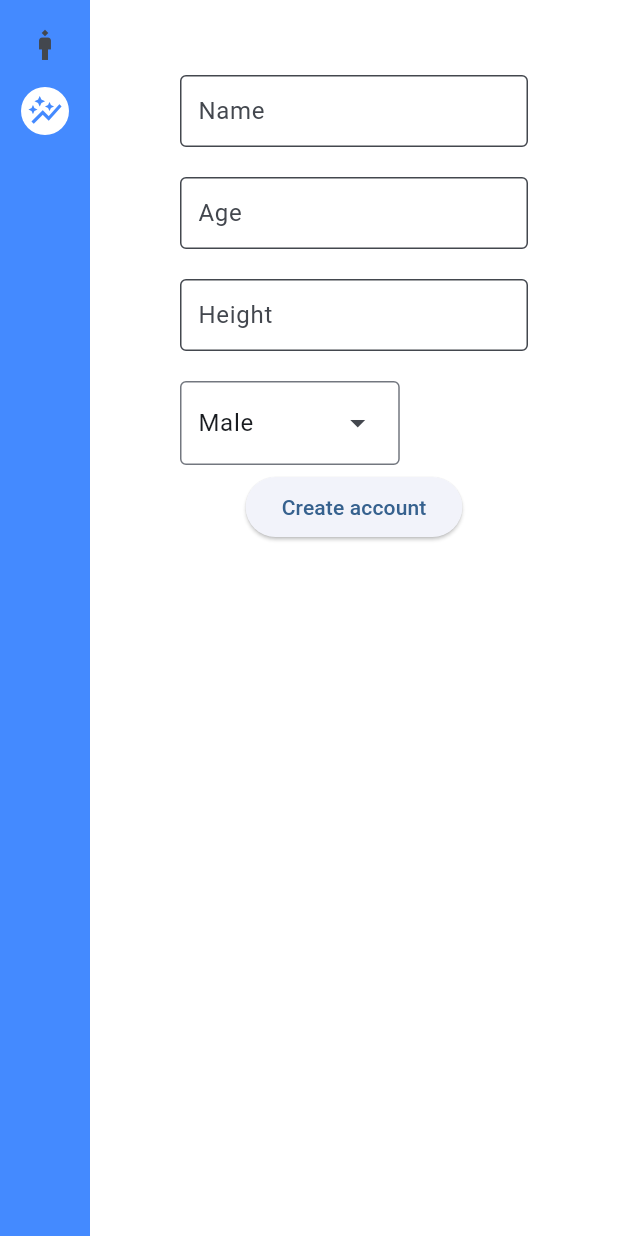
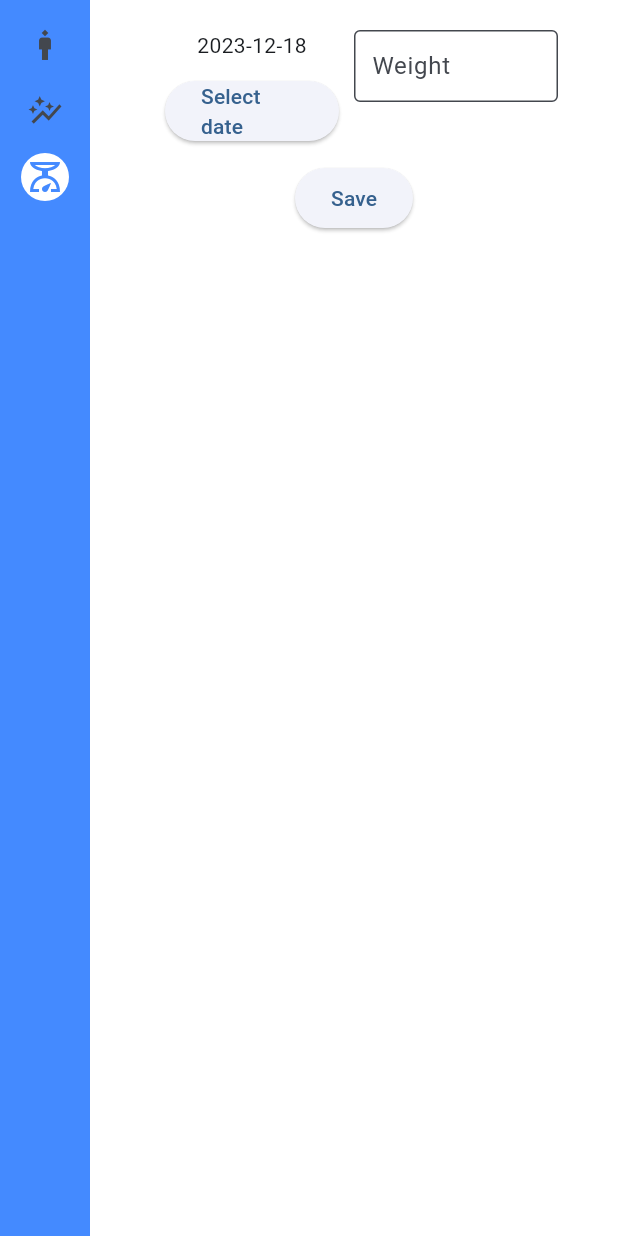
Before and after one commit to TuomasL96/WeightLossHelper, a Flutter app: the screen it shows after launch, after a tap on "Weight", on a phone screen of 412 x 824 dp. Run offline on Flutter 3.47's test engine with Material 3 defaults, Android fonts, the phone set to English and light mode, and no system bars; our stand-ins replace flutter_mobx, mobx, objectbox; missing offline and left inert: dart:ffi, validators2; generated files the repository leaves out were written again.

Commit message:
Start work on weigh in menu

```diff
--- a/lib/main.dart
+++ b/lib/main.dart
@@ -1,5 +1,6 @@
 import 'package:flutter/material.dart';
 import 'package:open_weight_tracker/user_repository.dart';
+import 'package:open_weight_tracker/weigh_in_menu.dart';
 import 'user_creation_menu.dart';
 import 'main_user_menu.dart';
 import 'objectbox_store.dart';
@@ -55,11 +56,13 @@ class _MyHomePageState extends State<MyHomePage> {
     Widget page;
     switch (selectedIndex) {
       case 0:
-        page = UserMainMenu();
+        page = const UserMainMenu();
         break;
       case 1:
         page = UserProfileCreatorMenu();
         break;
+      case 2:
+        page = const WeightInForm();
       default:
         throw UnimplementedError('no widget for $selectedIndex');
     }
@@ -93,7 +96,15 @@ class _MyHomePageState extends State<MyHomePage> {
                       Icons.auto_graph_outlined,
                       color: Colors.blueAccent,
                     ),
-                    icon: Icon(Icons.auto_graph_sharp),
+                    icon: Icon(Icons.auto_graph_outlined),
+                    label: Text('Graphs'),
+                  ),
+                  NavigationRailDestination(
+                    selectedIcon: Icon(
+                      Icons.scale_outlined,
+                      color: Colors.blueAccent,
+                    ),
+                    icon: Icon(Icons.scale_outlined),
                     label: Text('Weight'),
                   ),
                 ],
--- a/lib/models.dart
+++ b/lib/models.dart
@@ -11,19 +11,17 @@ class User {
   String height;
   bool isMale;
   bool isCurrentUser;
-  List<WeightIn>? weightIns;
+  List<WeighIn>? weighIns;
 
   User(this.name, this.age, this.height, this.isMale, this.isCurrentUser,
       {this.id = 0});
 }
 
 @Entity()
-class WeightIn {
+class WeighIn {
   int? id;
-  int weight;
-
-  @Property(type: PropertyType.date)
+  double weight;
   DateTime date;
 
-  WeightIn(this.weight, this.date, {this.id = 0});
+  WeighIn(this.date, this.weight, {this.id = 0});
 }
--- a/lib/objectbox_store.dart
+++ b/lib/objectbox_store.dart
@@ -6,12 +6,12 @@ import 'objectbox.g.dart'; // created by `flutter pub run build_runner build`
 class ObjectBox {
   late final Store store;
   late final Box<User> userBox;
-  late final Box<WeightIn> weightInBox;
+  late final Box<WeighIn> weighInBox;
 
   ObjectBox._create(this.store) {
     // Add any additional setup code, e.g. build queries.
     userBox = Box<User>(store);
-    weightInBox = Box<WeightIn>(store);
+    weighInBox = Box<WeighIn>(store);
   }
 
   /// Create an instance of ObjectBox to use throughout the app.
--- a/lib/user_profile_form.dart
+++ b/lib/user_profile_form.dart
@@ -1,4 +1,3 @@
-import 'dart:ffi';
 import 'package:mobx/mobx.dart';
 import 'package:open_weight_tracker/main.dart';
 import 'package:open_weight_tracker/models.dart';
@@ -44,7 +43,7 @@ abstract class _FormStore with Store {
     validateHeight(height);
     validateUsername(name);
     if (canLogin) {
-      userRepository.save(User(name, age, height, isMale, false));
+      userRepository.saveUser(User(name, age, height, isMale, false));
     } else {
       return;
     }
--- a/lib/user_repository.dart
+++ b/lib/user_repository.dart
@@ -6,7 +6,7 @@ import 'models.dart';
 class UserRepository {
   late User currentUser = getCurrentUserFromDB();
 
-  void save(User user) {
+  void saveUser(User user) {
     if (getUserByName(user.name) != null) {
       throw Error();
     } else {
@@ -14,7 +14,7 @@ class UserRepository {
     }
   }
 
-  void saveMany(List<User> users) {
+  void saveManyUsers(List<User> users) {
     objectBox.userBox.putMany(users);
   }
 
@@ -47,7 +47,7 @@ class UserRepository {
     User newCurrentUser = user;
     newCurrentUser.isCurrentUser == true;
     oldCurrentUser.isCurrentUser == false;
-    saveMany([oldCurrentUser, newCurrentUser]);
+    saveManyUsers([oldCurrentUser, newCurrentUser]);
   }
 
   User? getUserById(int id) => objectBox.userBox.get(id);
@@ -68,5 +68,9 @@ class UserRepository {
       return false;
     }
   }
+
+  void saveWeighIn(DateTime date, double weight) {
+    currentUser.weighIns!.add(WeighIn(date, weight));
+  }
 }
 // docker run --rm -it --volume F:\"System User folders"\Tiedostot\weight_loss_obx-store:/db --publish 8081:8081 objectboxio/admin:latest
--- /dev/null
+++ b/lib/weigh_in_form.dart
@@ -0,0 +1,71 @@
+import 'dart:ffi';
+import 'package:flutter/material.dart';
+import 'package:mobx/mobx.dart';
+import 'package:open_weight_tracker/main.dart';
+part 'weigh_in_form.g.dart';
+
+class WeightFormStore = _WeightFormStore with _$WeightFormStore;
+
+abstract class _WeightFormStore with Store {
+  final WeighInFormErrorState error = WeighInFormErrorState();
+
+  @observable
+  DateTime date = DateTime.now();
+
+  @observable
+  double weight = 0.0;
+
+  @computed
+  bool get canSubmit => !error.hasErrors;
+
+  late List<ReactionDisposer> _disposers;
+
+  void setupValidations() {
+    _disposers = [
+      reaction((_) => date, validateDate),
+      reaction((_) => weight, validateWeight),
+    ];
+  }
+
+  @action
+  void validateDate(DateTime value) {
+    if (value == DateTime.now()) {
+      throw ErrorDescription('no date given');
+    }
+  }
+
+  @action
+  void validateWeight(double value) {
+    if (value == 0.0) {
+      throw ErrorDescription('Weight cant be 0');
+    }
+  }
+
+  void dispose() {
+    for (final d in _disposers) {
+      d();
+    }
+  }
+
+  void validateAll() {
+    validateDate(date);
+    validateWeight(weight);
+    if (canSubmit) {
+      userRepository.saveWeighIn(date, weight);
+    }
+  }
+}
+
+class WeighInFormErrorState = _WeighInFormErrorState
+    with _$WeighInFormErrorState;
+
+abstract class _WeighInFormErrorState with Store {
+  @observable
+  DateTime? selectedDate;
+
+  @observable
+  double? selectedWeight;
+
+  @computed
+  bool get hasErrors => selectedDate != null || selectedWeight != null;
+}
--- /dev/null
+++ b/lib/weigh_in_menu.dart
@@ -0,0 +1,133 @@
+import 'dart:ffi';
+import 'package:flutter/material.dart';
+import 'package:flutter/services.dart';
+import 'package:flutter_mobx/flutter_mobx.dart';
+import 'weigh_in_form.dart';
+import 'package:flutter/services.dart';
+
+class WeightInForm extends StatefulWidget {
+  const WeightInForm({super.key});
+
+  @override
+  State<WeightInForm> createState() => _WeightInFormState();
+}
+
+class _WeightInFormState extends State<WeightInForm> {
+  final WeightFormStore store = WeightFormStore();
+
+  @override
+  void initState() {
+    super.initState();
+    store.setupValidations();
+  }
+
+  @override
+  void dispose() {
+    store.dispose();
+    super.dispose();
+  }
+
+  @override
+  Widget build(BuildContext context) {
+    return Column(
+      children: [
+        Row(
+          crossAxisAlignment: CrossAxisAlignment.start,
+          mainAxisSize: MainAxisSize.min,
+          children: [
+            Expanded(
+              child: Observer(builder: (_) => DatePickerButton(store)),
+            ),
+            Expanded(
+              child: Observer(builder: (_) => UserWeightInputField(store)),
+            )
+          ],
+        ),
+        ElevatedButton(onPressed: store.validateAll, child: const Text('Save'))
+      ],
+    );
+  }
+}
+
+class DatePickerButton extends StatefulWidget {
+  final WeightFormStore store;
+  const DatePickerButton(this.store, {super.key});
+
+  @override
+  State<DatePickerButton> createState() => _DatePickerButtonState();
+}
+
+class _DatePickerButtonState extends State<DatePickerButton> {
+  DateTime selectedDate = DateTime.now();
+
+  Future<void> _selectDate(BuildContext context) async {
+    final DateTime? date = await showDatePicker(
+        context: context,
+        initialDate: selectedDate,
+        firstDate: DateTime(
+            selectedDate.year - 1, selectedDate.month, selectedDate.day),
+        lastDate: DateTime(
+            selectedDate.year + 1, selectedDate.month, selectedDate.day));
+    if (date != null && date != selectedDate) {
+      setState(() {
+        selectedDate = date;
+        widget.store.date = selectedDate;
+      });
+    }
+  }
+
+  @override
+  Widget build(BuildContext context) {
+    return Column(
+      mainAxisSize: MainAxisSize.min,
+      children: [
+        Text("${selectedDate.toLocal()}".split(' ')[0]),
+        Padding(
+            padding: const EdgeInsets.all(10),
+            child: ElevatedButton(
+                onPressed: () => _selectDate(context),
+                child: const Text('Select date'))),
+      ],
+    );
+  }
+}
+
+class UserWeightInputField extends StatefulWidget {
+  final WeightFormStore store;
+  const UserWeightInputField(this.store, {super.key});
+
+  @override
+  State<UserWeightInputField> createState() => _UserWeightInputFieldState();
+}
+
+class _UserWeightInputFieldState extends State<UserWeightInputField> {
+  @override
+  Widget build(BuildContext context) {
+    return TextField(
+        keyboardType: const TextInputType.numberWithOptions(decimal: true),
+        inputFormatters: [
+          FilteringTextInputFormatter.allow(RegExp('[0-9.]')),
+        ],
+        onChanged: (value) => widget.store.weight = double.parse(value),
+        decoration: const InputDecoration(
+          labelText: 'Weight',
+          hintText: 'Your Weight',
+        ));
+  }
+}
+
+/* class WeightPicker extends StatelessWidget {
+  late DateTime date;
+  late Float weight;
+
+  WeightPicker({super.key});
+  @override
+  Widget build(BuildContext context) {
+    return const Card(
+      elevation: 2.0,
+      child: ListTile(
+        title: Column(children: [DatePickerButton()]),
+      ),
+    );
+  }
+} */
```
Also changed, not shown: lib/objectbox-model.json (+15 -10 lines), lib/weight_in_menu.dart (deleted, +0 -26 lines), lib/weigh_in_form.g.dart (added), lib/weight_in_form.g.dart (added).
